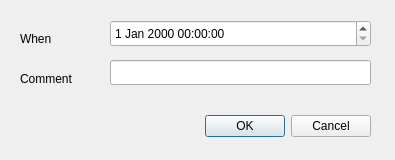
Old version of the form ui/sector.ui in the repository ruz76/qgis_patrac_3.
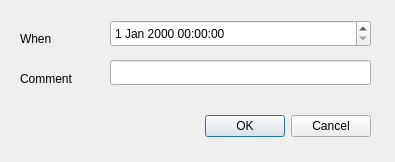
New version of the form. Custom widgets are drawn as their Qt base class.

Patch:
```diff
--- a/ui/sector.ui
+++ b/ui/sector.ui
@@ -7,7 +7,7 @@
     <x>0</x>
     <y>0</y>
     <width>395</width>
-    <height>160</height>
+    <height>162</height>
    </rect>
   </property>
   <property name="windowTitle">
```
